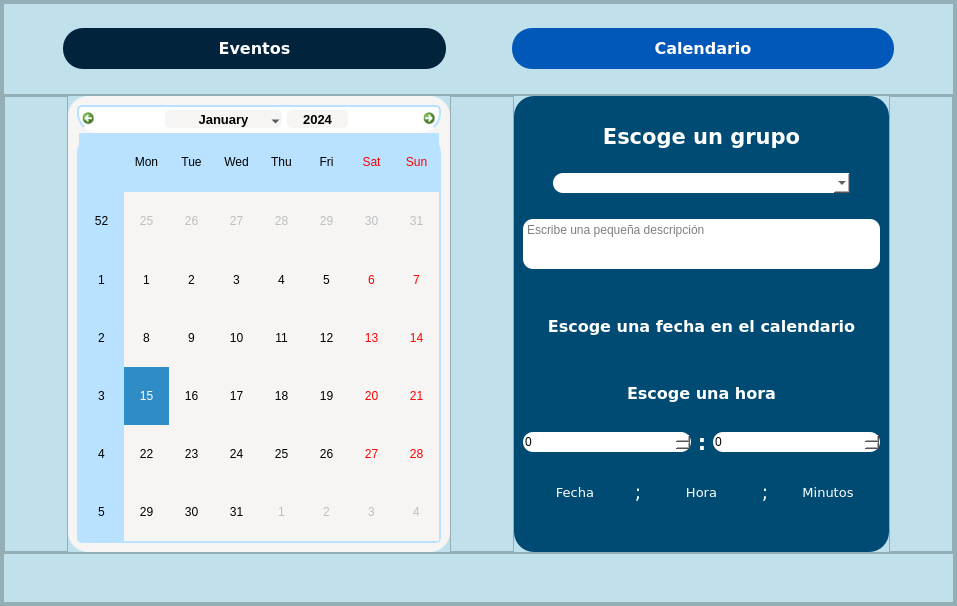
Qt form src/resources/interface/Ventana_Eventos_2.ui (Yosoyepa/MyUnApp) before a commit.
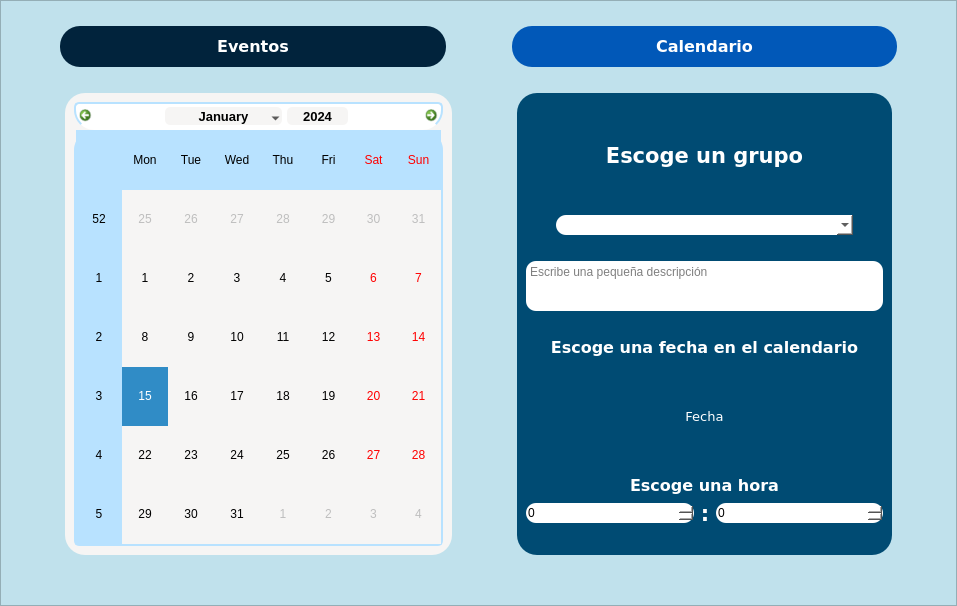
The same form after that commit. Icons and pictures are not drawn.

Commit message: Pequeñas mejoras para eventos con branch mas actualizada

Diff of the .ui file:
```diff
--- a/src/resources/interface/Ventana_Eventos_2.ui
+++ b/src/resources/interface/Ventana_Eventos_2.ui
@@ -65,6 +65,11 @@
        </property>
        <item>
         <widget class="QFrame" name="frame_2">
+         <property name="styleSheet">
+          <string notr="true">QFrame {
+	border-radius: 0px
+}</string>
+         </property>
          <property name="frameShape">
           <enum>QFrame::StyledPanel</enum>
          </property>
@@ -692,8 +697,8 @@
                       <string>&lt;!DOCTYPE HTML PUBLIC &quot;-//W3C//DTD HTML 4.0//EN&quot; &quot;http://www.w3.org/TR/REC-html40/strict.dtd&quot;&gt;
 &lt;html&gt;&lt;head&gt;&lt;meta name=&quot;qrichtext&quot; content=&quot;1&quot; /&gt;&lt;style type=&quot;text/css&quot;&gt;
 p, li { white-space: pre-wrap; }
-&lt;/style&gt;&lt;/head&gt;&lt;body style=&quot; font-family:'MS Shell Dlg 2'; font-size:8.25pt; font-weight:400; font-style:normal;&quot;&gt;
-&lt;p style=&quot;-qt-paragraph-type:empty; margin-top:0px; margin-bottom:0px; margin-left:0px; margin-right:0px; -qt-block-indent:0; text-indent:0px; font-family:'Fira Sans Semi-Light'; font-size:10pt;&quot;&gt;&lt;br /&gt;&lt;/p&gt;&lt;/body&gt;&lt;/html&gt;</string>
+&lt;/style&gt;&lt;/head&gt;&lt;body style=&quot; font-family:'Fira Sans Semi-Light'; font-size:10pt; font-weight:400; font-style:normal;&quot;&gt;
+&lt;p style=&quot;-qt-paragraph-type:empty; margin-top:0px; margin-bottom:0px; margin-left:0px; margin-right:0px; -qt-block-indent:0; text-indent:0px;&quot;&gt;&lt;br /&gt;&lt;/p&gt;&lt;/body&gt;&lt;/html&gt;</string>
                      </property>
                      <property name="placeholderText">
                       <string>Escribe una pequeña descripción</string>
@@ -718,6 +723,12 @@
                    </item>
                    <item>
                     <widget class="QLabel" name="labelEscoger">
+                     <property name="maximumSize">
+                      <size>
+                       <width>16777215</width>
+                       <height>20</height>
+                      </size>
+                     </property>
                      <property name="font">
                       <font>
                        <family>DejaVu Sans</family>
@@ -740,8 +751,50 @@
                      </property>
                     </widget>
                    </item>
+                   <item>
+                    <widget class="QLabel" name="labelFecha_Mutable">
+                     <property name="sizePolicy">
+                      <sizepolicy hsizetype="Preferred" vsizetype="Preferred">
+                       <horstretch>0</horstretch>
+                       <verstretch>0</verstretch>
+                      </sizepolicy>
+                     </property>
+                     <property name="minimumSize">
+                      <size>
+                       <width>0</width>
+                       <height>0</height>
+                      </size>
+                     </property>
+                     <property name="font">
+                      <font>
+                       <family>DejaVu Sans</family>
+                       <pointsize>10</pointsize>
+                       <weight>50</weight>
+                       <bold>false</bold>
+                      </font>
+                     </property>
+                     <property name="layoutDirection">
+                      <enum>Qt::LeftToRight</enum>
+                     </property>
+                     <property name="styleSheet">
+                      <string notr="true">color: white;</string>
+                     </property>
+                     <property name="text">
+                      <string>Fecha</string>
+                     </property>
+                     <property name="alignment">
+                      <set>Qt::AlignCenter</set>
+                     </property>
+                    </widget>
+                   </item>
                    <item>
                     <widget class="QLabel" name="labelEscoger_2">
+                     <property name="maximumSize">
+                      <size>
+                       <width>16777215</width>
+                       <height>20</height>
+                      </size>
+                     </property>
                      <property name="font">
                       <font>
                        <family>DejaVu Sans</family>
@@ -840,148 +893,6 @@
                      </item>
                     </layout>
                    </item>
-                   <item>
-                    <layout class="QHBoxLayout" name="horizontalLayout_8">
-                     <item>
-                      <widget class="QLabel" name="labelFecha_Mutable">
-                       <property name="sizePolicy">
-                        <sizepolicy hsizetype="Preferred" vsizetype="Preferred">
-                         <horstretch>0</horstretch>
-                         <verstretch>0</verstretch>
-                        </sizepolicy>
-                       </property>
-                       <property name="minimumSize">
-                        <size>
-                         <width>0</width>
-                         <height>0</height>
-                        </size>
-                       </property>
-                       <property name="font">
-                        <font>
-                         <family>DejaVu Sans</family>
-                         <pointsize>10</pointsize>
-                         <weight>50</weight>
-                         <bold>false</bold>
-                        </font>
-                       </property>
-                       <property name="layoutDirection">
-                        <enum>Qt::LeftToRight</enum>
-                       </property>
-                       <property name="styleSheet">
-                        <string notr="true">color: white;</string>
-                       </property>
-                       <property name="text">
-                        <string>Fecha</string>
-                       </property>
-                       <property name="alignment">
-                        <set>Qt::AlignCenter</set>
-                       </property>
-                      </widget>
-                     </item>
-                     <item>
-                      <widget class="QLabel" name="label_2">
-                       <property name="maximumSize">
-                        <size>
-                         <width>10</width>
-                         <height>16777215</height>
-                        </size>
-                       </property>
-                       <property name="font">
-                        <font>
-                         <family>DejaVu Sans</family>
-                         <pointsize>14</pointsize>
-                         <weight>50</weight>
-                         <bold>false</bold>
-                        </font>
-                       </property>
-                       <property name="styleSheet">
-                        <string notr="true">color: white;</string>
-                       </property>
-                       <property name="text">
-                        <string>;</string>
-                       </property>
-                       <property name="alignment">
-                        <set>Qt::AlignCenter</set>
-                       </property>
-                      </widget>
-                     </item>
-                     <item>
-                      <widget class="QLabel" name="labelHora_Mutable">
-                       <property name="font">
-                        <font>
-                         <family>DejaVu Sans</family>
-                         <pointsize>10</pointsize>
-                         <weight>50</weight>
-                         <bold>false</bold>
-                        </font>
-                       </property>
-                       <property name="layoutDirection">
-                        <enum>Qt::LeftToRight</enum>
-                       </property>
-                       <property name="styleSheet">
-                        <string notr="true">color: white;</string>
-                       </property>
-                       <property name="text">
-                        <string>Hora</string>
-                       </property>
-                       <property name="alignment">
-                        <set>Qt::AlignCenter</set>
-                       </property>
-                      </widget>
-                     </item>
-                     <item>
-                      <widget class="QLabel" name="label_3">
-                       <property name="maximumSize">
-                        <size>
-                         <width>10</width>
-                         <height>16777215</height>
-                        </size>
-                       </property>
-                       <property name="font">
-                        <font>
-                         <family>DejaVu Sans</family>
-                         <pointsize>14</pointsize>
-                         <weight>50</weight>
-                         <bold>false</bold>
-                        </font>
-                       </property>
-                       <property name="styleSheet">
-                        <string notr="true">color: white;</string>
-                       </property>
-                       <property name="text">
-                        <string>;</string>
-                       </property>
-                       <property name="alignment">
-                        <set>Qt::AlignCenter</set>
-                       </property>
-                      </widget>
-                     </item>
-                     <item>
-                      <widget class="QLabel" name="labelMinutos_Mutable">
-                       <property name="font">
-                        <font>
-                         <family>DejaVu Sans</family>
-                         <pointsize>10</pointsize>
-                         <weight>50</weight>
-                         <bold>false</bold>
-                        </font>
-                       </property>
-                       <property name="layoutDirection">
-                        <enum>Qt::LeftToRight</enum>
-                       </property>
-                       <property name="styleSheet">
-                        <string notr="true">color: white;</string>
-                       </property>
-                       <property name="text">
-                        <string>Minutos</string>
-                       </property>
-                       <property name="alignment">
-                        <set>Qt::AlignCenter</set>
-                       </property>
-                      </widget>
-                     </item>
-                    </layout>
-                   </item>
                    <item>
                     <layout class="QHBoxLayout" name="horizontalLayout_6">
                      <item>
```
The commit also changes 30 other files.
